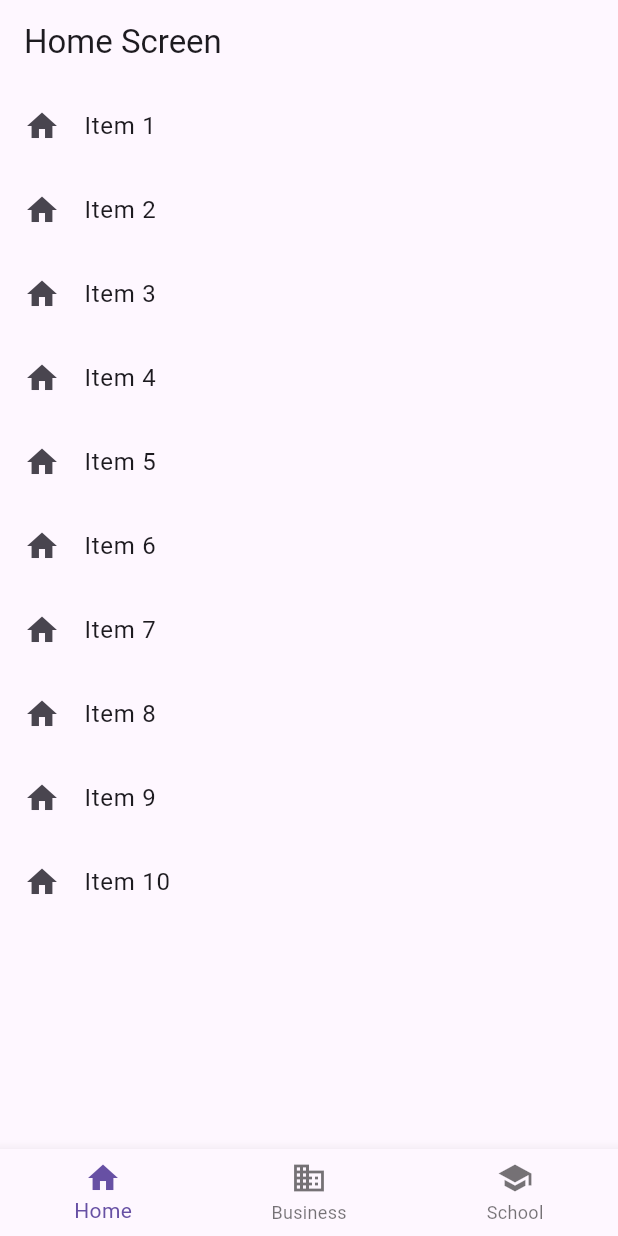
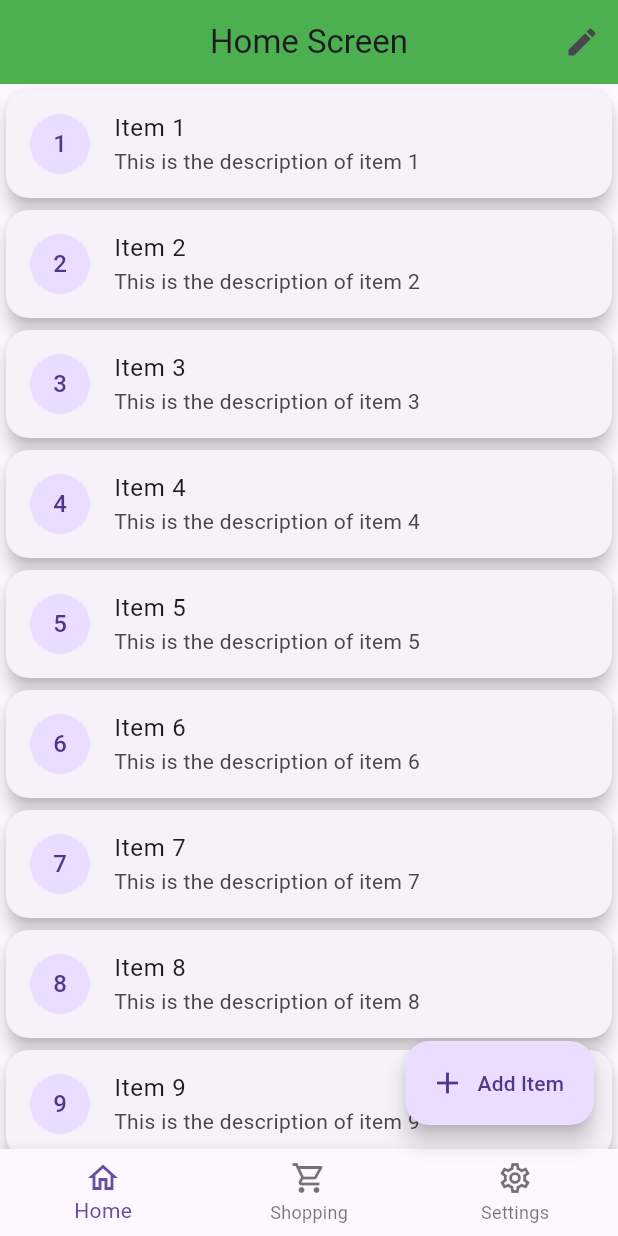
Before and after one commit to Mechming/SMS, a Flutter app: the screen it shows after launch, on a phone screen of 412 x 824 dp. Run offline on Flutter 3.47's test engine with Material 3 defaults, Android fonts, the phone set to English and light mode, and no system bars.

Commit message:
added screens

```diff
--- a/app/storage_management_system/lib/main.dart
+++ b/app/storage_management_system/lib/main.dart
@@ -3,6 +3,7 @@ import 'package:storage_management_system/screens/home_screen/home_screen.dart';
 
 void main() {
   runApp(const MaterialApp(
+    debugShowCheckedModeBanner: false,
     home: HomeScreen(),
   ));
 }
--- /dev/null
+++ b/app/storage_management_system/lib/models/item.dart
@@ -0,0 +1,6 @@
+class Item {
+  final String title;
+  final int count;
+
+  Item({required this.title, this.count = 0});
+}
--- a/app/storage_management_system/lib/screens/home_screen/home_screen.dart
+++ b/app/storage_management_system/lib/screens/home_screen/home_screen.dart
@@ -1,4 +1,6 @@
 import 'package:flutter/material.dart';
+
+import '../../widgets/modern_listview.dart';
 
 class HomeScreen extends StatelessWidget {
   const HomeScreen({super.key});
@@ -8,32 +10,34 @@ class HomeScreen extends StatelessWidget {
     return Scaffold(
       appBar: AppBar(
         title: Text('Home Screen'),
+        backgroundColor: Colors.green,
+        centerTitle: true,
+        actions: [
+          IconButton(
+            icon: Icon(Icons.edit),
+            onPressed: () {},
+          ),
+        ],
       ),
-      body: ListView.builder(
-        itemCount: 10,
-        itemBuilder: (context, index) {
-          return ListTile(
-            leading: Icon(Icons.home),
-            title: Text('Item ${index + 1}'),
-            onTap: () {
-              // Handle your item tap here
-            },
-          );
-        },
+      floatingActionButton: FloatingActionButton.extended(
+        onPressed: () {},
+        label: Text('Add Item'),
+        icon: Icon(Icons.add),
       ),
+      body: modernListView(),
       bottomNavigationBar: BottomNavigationBar(
         items: const <BottomNavigationBarItem>[
           BottomNavigationBarItem(
-            icon: Icon(Icons.home),
+            icon: Icon(Icons.home_outlined),
             label: 'Home',
           ),
           BottomNavigationBarItem(
-            icon: Icon(Icons.business),
-            label: 'Business',
+            icon: Icon(Icons.shopping_cart_outlined),
+            label: 'Shopping',
           ),
           BottomNavigationBarItem(
-            icon: Icon(Icons.school),
-            label: 'School',
+            icon: Icon(Icons.settings_outlined),
+            label: 'Settings',
           ),
         ],
       ),
--- /dev/null
+++ b/app/storage_management_system/lib/screens/shopping_screen/shopping_screen.dart
@@ -0,0 +1,10 @@
+import 'package:flutter/material.dart';
+
+class ShoppingScreen extends StatelessWidget {
+  const ShoppingScreen({super.key});
+
+  @override
+  Widget build(BuildContext context) {
+    return Scaffold();
+  }
+}
--- /dev/null
+++ b/app/storage_management_system/lib/widgets/modern_listview.dart
@@ -0,0 +1,25 @@
+import 'package:flutter/material.dart';
+
+Widget modernListView() {
+  return ListView.builder(
+    itemCount: 10,
+    itemBuilder: (context, index) {
+      return Card(
+        elevation: 5,
+        shape: RoundedRectangleBorder(
+          borderRadius: BorderRadius.circular(15),
+        ),
+        child: ListTile(
+          leading: CircleAvatar(
+            child: Text('${index + 1}'),
+          ),
+          title: Text('Item ${index + 1}'),
+          subtitle: Text('This is the description of item ${index + 1}'),
+          onTap: () {
+            // Handle your item tap here
+          },
+        ),
+      );
+    },
+  );
+}
```
Also changed, not shown: app/storage_management_system/lib/dummy_list.dart (added).
